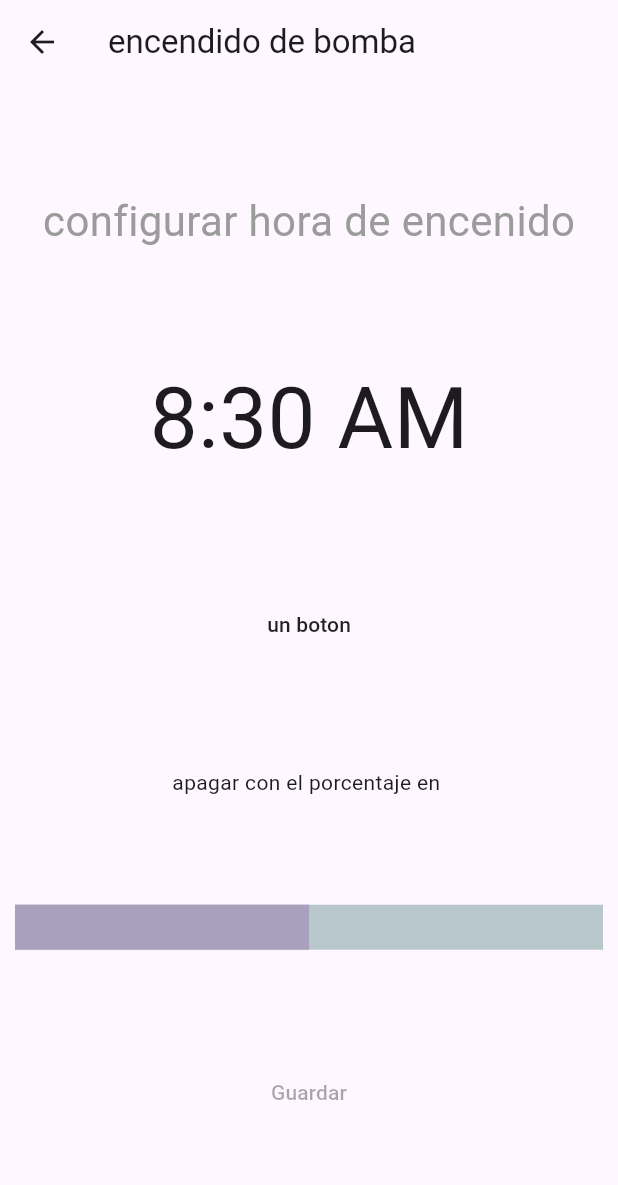
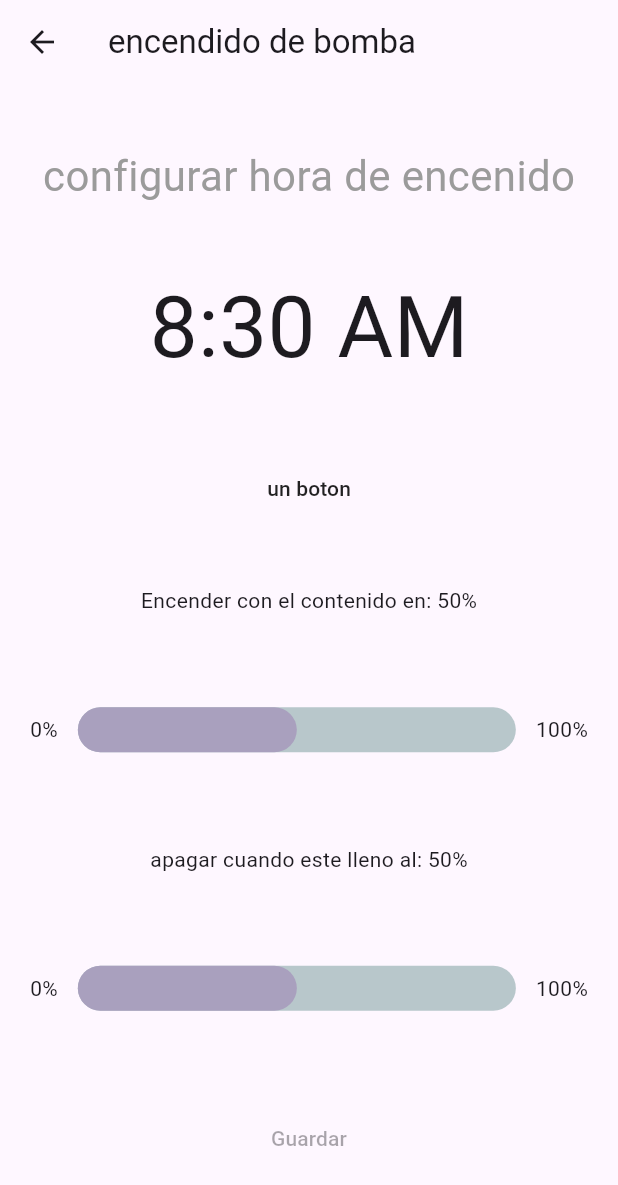
Before and after one commit to JesusGarciaShakur/App_Movil, a Flutter app: the WaterPump screen opened directly, on a phone screen of 412 x 824 dp. Shown: the top 1185 px of the screen. Run offline on Flutter 3.47's test engine with Material 3 defaults, Android fonts, the phone set to English and light mode, and no system bars; drawn by our look-alikes of percent_indicator.

Commit message:
07.1 upgrate water_pump_control

```diff
--- a/lib/Screens/water_pump.dart
+++ b/lib/Screens/water_pump.dart
@@ -1,6 +1,5 @@
 
 import 'package:flutter/material.dart';
-import 'package:percent_indicator/circular_percent_indicator.dart';
 import 'package:percent_indicator/linear_percent_indicator.dart';
 
 class WaterPump extends StatefulWidget {
@@ -11,6 +10,12 @@ class WaterPump extends StatefulWidget {
 }
 
 class _WaterPumpState extends State<WaterPump> {
+  // variable para controlar el controlador dela barra
+double linearValue= 0.5;
+double linearValue2= 0.5;
+
+
+
 // crear variable para  traer el tiempo
 TimeOfDay _timeOfDay =const  TimeOfDay(hour: 8, minute: 30);
 
@@ -52,27 +57,101 @@ TimeOfDay _timeOfDay =const  TimeOfDay(hour: 8, minute: 30);
                       child:const Text("un boton")
                       ),
 
-                        // CircularPercentIndicator(
-                        //   animation: true,
-                        //   animationDuration: 1000,
-                        //   radius: 100,
-                        //   lineWidth: 20,
-                        //   percent: .5,
-                        //   progressColor: const Color.fromARGB(255, 131, 232, 231),
-                        //   backgroundColor: const Color.fromARGB(249, 157, 181, 178),
-                        //   circularStrokeCap: CircularStrokeCap.round,
-                        //   center: const Text("50%",style: TextStyle(fontSize: 60)),
-                        //  ),
+                    Text("Encender con el contenido en: ${(linearValue*100).toStringAsFixed(0)}%"),
+                    Padding(
+                      padding: const EdgeInsets.all(20.0),
 
-                        const Text("apagar con el porcentaje en "),
-                        LinearPercentIndicator(
+                      child: Row(
+                        mainAxisAlignment: MainAxisAlignment.spaceBetween,
+                        children: [
+                          const Text("0%"),
+                          GestureDetector(
+                              onTapUp: (details) {
+                              double tapPosition = details.localPosition.dx;
+                                linearValue = tapPosition / (MediaQuery.of(context).size.width-120);
+                              setState(() {
+                                    linearValue = linearValue.clamp(0.0, 1.0);
+                                          }
+                                      );
+                              },
+                               onPanUpdate: (details) {
+                                    linearValue += details.delta.dx / (MediaQuery.of(context).size.width - 100);
+                                  setState(() {
+                                    if (linearValue < 0) {
+                                      linearValue = 0.0;
+                                    } else if (linearValue > 1) {
+                                      linearValue = 1;
+                                    }
+                                  });
+                                },
+
+                                child:LinearPercentIndicator(
+                                width: MediaQuery.of(context).size.width-100,
                                 animation: true,
-                          animationDuration: 1000,
+                                animationDuration: 0,
                                 lineHeight: 30,
-                          percent: 0.5,
+                                percent: linearValue,
+                                barRadius: const Radius.circular(100),
                                 progressColor: const Color.fromARGB(255, 169, 160, 190),
+                              ),
 
                           ),
+                          const Text("100%")
+                        ],
+                      ),
+
+                    ),
+
+
+
+                          // la segunda barra de control
+                     Text("apagar cuando este lleno al: ${(linearValue2*100).toStringAsFixed(0)}%"),
+                      Padding(
+                      padding: const EdgeInsets.all(20.0),
+
+                      child: Row(
+                        mainAxisAlignment: MainAxisAlignment.spaceBetween,
+                        children: [
+                          const Text("0%"),
+                          GestureDetector(
+                              onTapUp: (details) {
+                              double tapPosition = details.localPosition.dx;
+                                linearValue2 = tapPosition / (MediaQuery.of(context).size.width-120);
+                              setState(() {
+                                    linearValue2 = linearValue2.clamp(0.0, 1.0);
+                                          }
+                                      );
+                              },
+                               onPanUpdate: (details) {
+                                    linearValue2 += details.delta.dx / (MediaQuery.of(context).size.width - 100);
+                                  setState(() {
+                                    if (linearValue2 < 0) {
+                                      linearValue = 0.0;
+                                    } else if (linearValue2 > 1) {
+                                      linearValue2 = 1;
+                                    }
+                                  });
+                                },
+
+                                child:LinearPercentIndicator(
+                                width: MediaQuery.of(context).size.width-100,
+                                animation: true,
+                                animationDuration: 0,
+                                lineHeight: 30,
+                                percent: linearValue2,
+                                barRadius: const Radius.circular(100),
+                                progressColor: const Color.fromARGB(255, 169, 160, 190),
+                              ),
+
+                          ),
+                          const Text("100%")
+                        ],
+                      ),
+
+                    ),
+
+
+
 
                         const MaterialButton(
                           onPressed:null,
@@ -80,9 +159,6 @@ TimeOfDay _timeOfDay =const  TimeOfDay(hour: 8, minute: 30);
                         )
                   ],
                 ),
-
-
-
               )
 
     );
```
Lines whose indentation alone changed are shown as unchanged.
